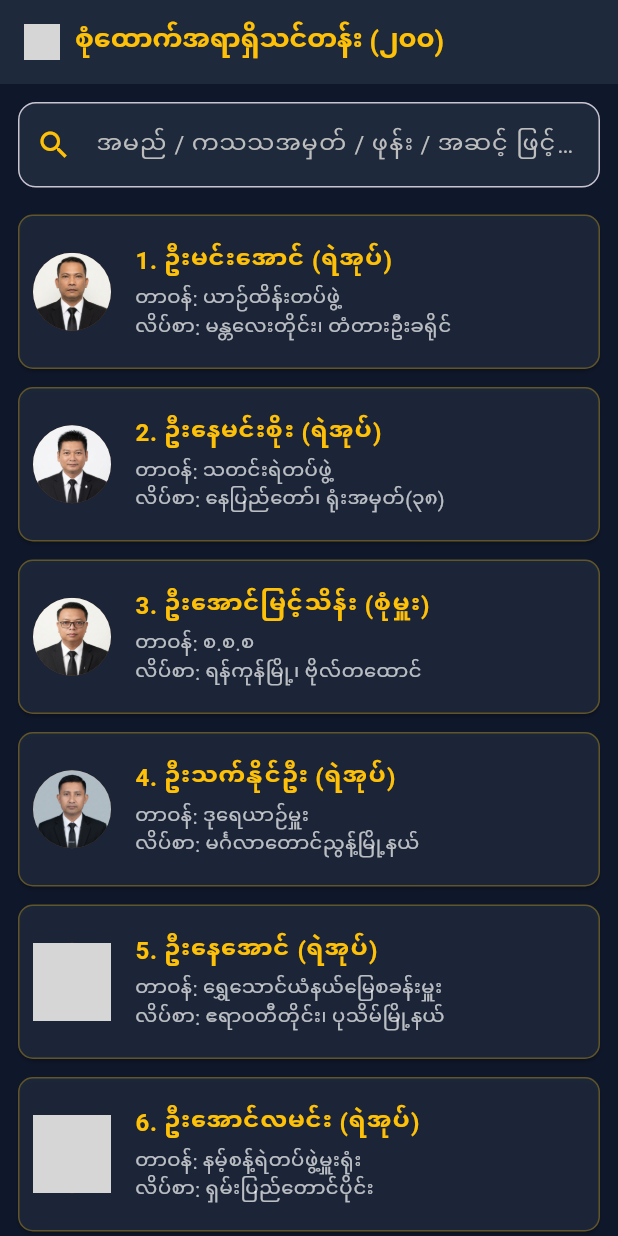
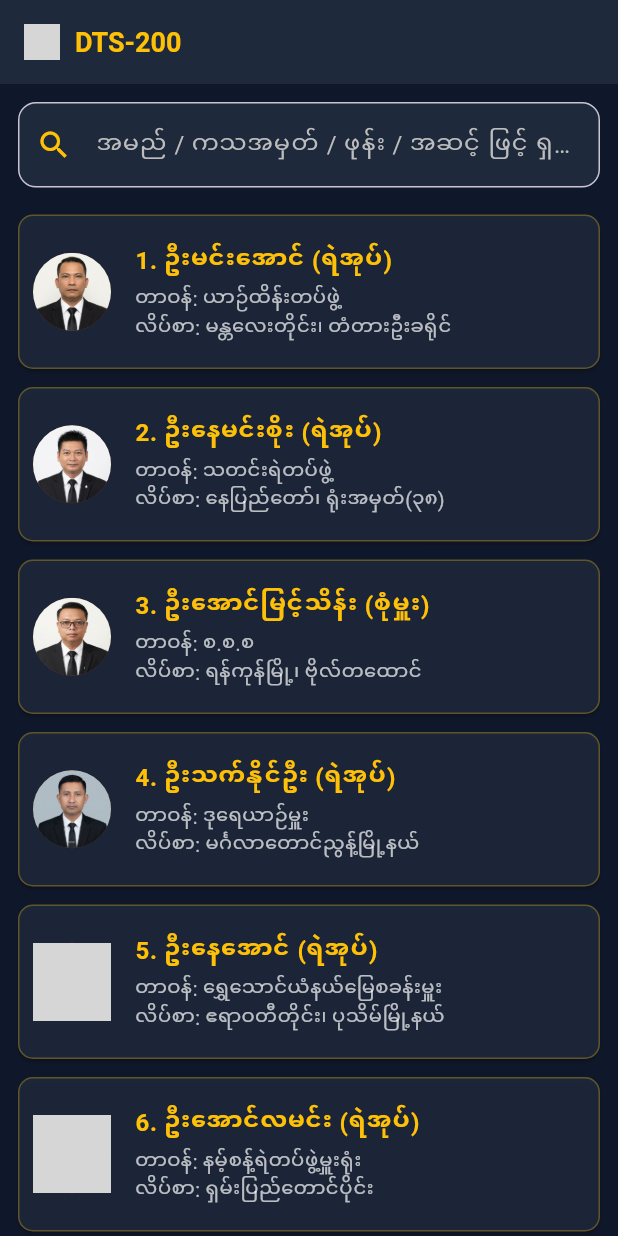
Before and after one commit to pyiesonesn02-blip/DTS-200, a Flutter app: the screen it shows after launch, on a phone screen of 412 x 824 dp. Run offline on Flutter 3.47's test engine with Material 3 defaults, Android fonts, the light colour scheme and no system bars; grey boxes are pictures that could not be loaded.

```diff
--- a/lib/main.dart
+++ b/lib/main.dart
@@ -94,7 +94,7 @@ class _StudentListScreenState extends State<StudentListScreen> {
                     const Icon(Icons.security, color: Colors.amber)),
             const SizedBox(width: 10),
             const Text(
-              'စုံထောက်အရာရှိသင်တန်း (၂၀၀)',
+              'DTS-200',
               style: TextStyle(
                   fontSize: 18,
                   fontWeight: FontWeight.bold,
@@ -128,7 +128,7 @@ class _StudentListScreenState extends State<StudentListScreen> {
                   onChanged: _filterStudents,
                   style: const TextStyle(color: Colors.white),
                   decoration: InputDecoration(
-                    hintText: 'အမည် / ကသသအမှတ် / ဖုန်း / အဆင့် ဖြင့် ရှာ...',
+                    hintText: 'အမည် / ကသအမှတ် / ဖုန်း / အဆင့် ဖြင့် ရှာ...',
                     hintStyle: TextStyle(color: Colors.grey.shade400),
                     prefixIcon: const Icon(Icons.search, color: Colors.amber),
                     filled: true,
@@ -353,7 +353,7 @@ class StudentDetailScreen extends StatelessWidget {
                 padding: const EdgeInsets.all(16.0),
                 child: Column(
                   children: [
-                    _buildDetailRow(Icons.badge, 'ကသသအမှတ်', kathaNo),
+                    _buildDetailRow(Icons.badge, 'ကသအမှတ်', kathaNo),
                     const Divider(color: Colors.white12),
                     _buildDetailRow(Icons.work, 'တာဝန်', duty),
                     const Divider(color: Colors.white12),
```
